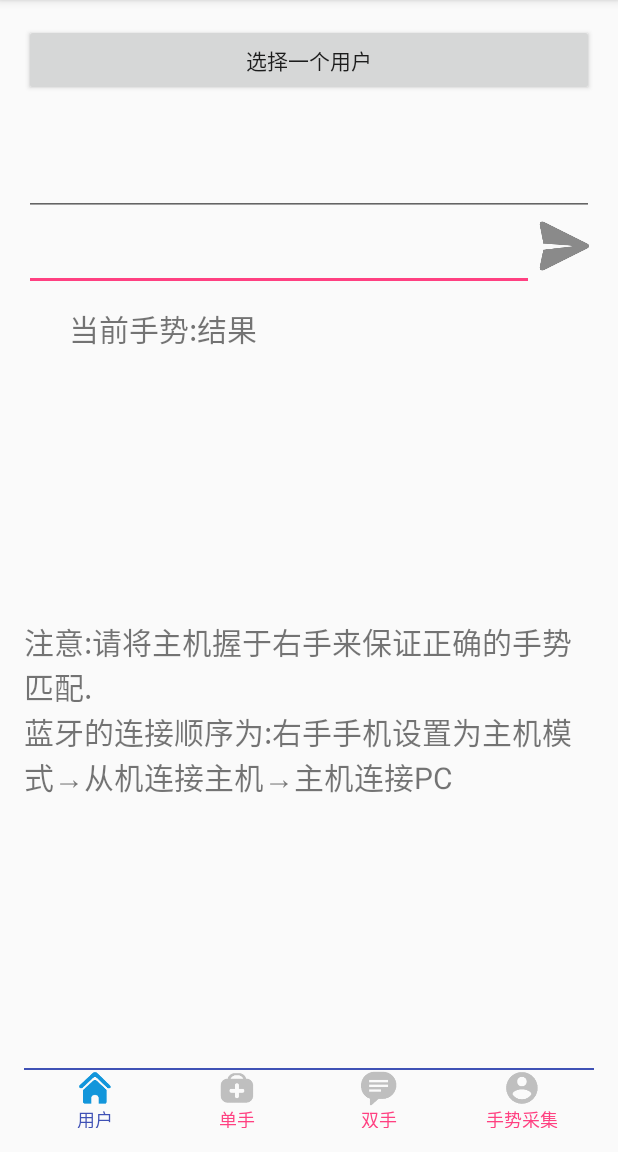
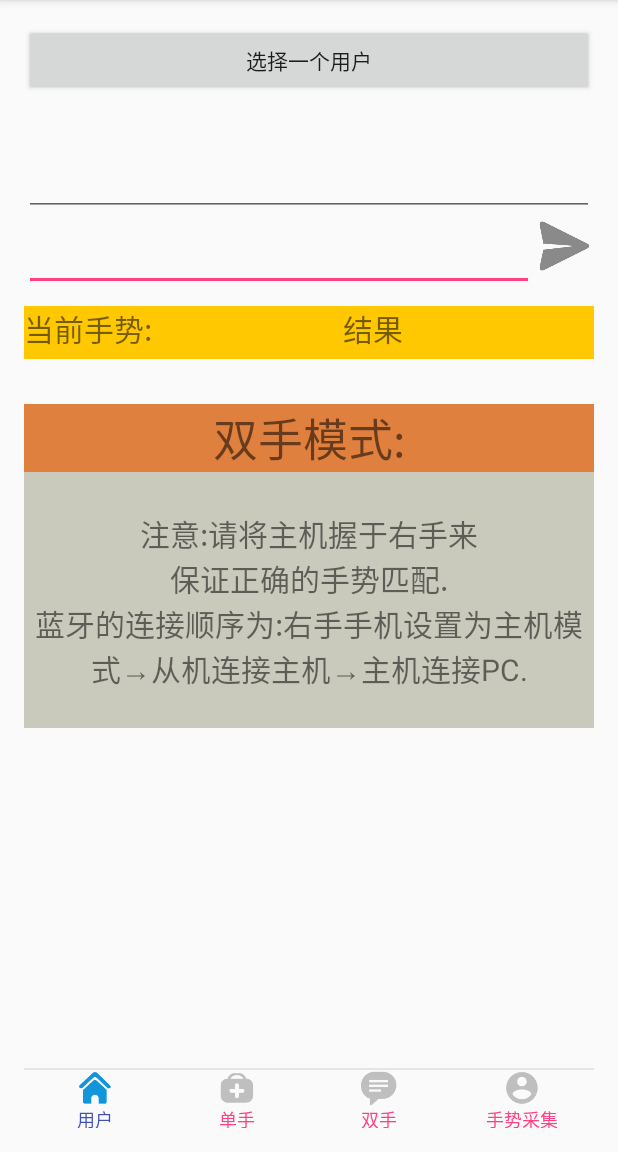
Before and after one commit to wuyukai879293/NdkDemo, an Android app: the fragment MsgFragment placed in its activity, on a phone screen of 412 x 824 dp, the part 84-1236 px from its top. Run offline under Robolectric (Android 15) with nearby library versions, the phone set to English and light mode, and no system bars.

Commit message:
update fragment UI

```diff
--- a/app/src/main/java/com/example/wuyukai/ndkdemo/GesCollDataActivity.java
+++ b/app/src/main/java/com/example/wuyukai/ndkdemo/GesCollDataActivity.java
@@ -29,7 +29,6 @@ public class GesCollDataActivity extends AppCompatActivity {
     private Button collectData3;
     private Button collectData4;
     private Button collectData5;
-    private Button saveAndBack;
     private Button select;
     private int selectItem = 0;
     private int userId;
--- a/app/src/main/res/layout/content_main.xml
+++ b/app/src/main/res/layout/content_main.xml
@@ -57,20 +57,21 @@
     <LinearLayout
         android:layout_marginTop="10dp"
         android:layout_width="match_parent"
-        android:layout_height="wrap_content"
+        android:layout_height="35dp"
         android:layout_below="@+id/send"
+        android:background="@color/text_yellow"
         android:id="@+id/out"
         android:orientation="horizontal">
         <TextView
-            android:layout_marginLeft="30dp"
             android:layout_width="wrap_content"
             android:layout_height="match_parent"
             android:id="@+id/outInfo"
             android:text="当前手势:"
             android:textSize="20sp"/>
         <TextView
+            android:gravity="center"
             android:layout_width="match_parent"
-            android:layout_height="match_parent"
+            android:layout_height="wrap_content"
             android:layout_weight="1"
             android:id="@+id/output"
             android:text="结果"
--- a/app/src/main/res/layout/layout_bottom.xml
+++ b/app/src/main/res/layout/layout_bottom.xml
@@ -5,7 +5,7 @@
     <View
         android:layout_width="match_parent"
         android:layout_height="1dp"
-        android:background="@color/gray_line"/>
+        android:background="@color/div_white"/>
     <LinearLayout
         android:orientation="horizontal"
         android:layout_width="match_parent"
--- a/app/src/main/res/layout/third_fragment.xml
+++ b/app/src/main/res/layout/third_fragment.xml
@@ -1,10 +1,24 @@
 <?xml version="1.0" encoding="utf-8"?>
 <RelativeLayout xmlns:android="http://schemas.android.com/apk/res/android"
     android:layout_width="match_parent" android:layout_height="match_parent">
-<TextView
-    android:layout_width="wrap_content"
-    android:layout_height="wrap_content"
-    android:layout_centerInParent="true"
-    android:text="注意:请将主机握于右手来保证正确的手势匹配.\n蓝牙的连接顺序为:右手手机设置为主机模式→从机连接主机→主机连接PC"
-    android:textSize="20sp"/>
+
+    <TextView
+        android:layout_width="match_parent"
+        android:layout_height="wrap_content"
+        android:id="@+id/tv_double"
+        android:text="双手模式:"
+        android:layout_marginTop="30dp"
+        android:gravity="center"
+        android:textSize="30sp"
+        android:background="@color/colorAftClick"/>
+
+    <TextView
+        android:layout_below="@+id/tv_double"
+        android:layout_width="match_parent"
+        android:layout_height="wrap_content"
+        android:layout_centerInParent="true"
+        android:gravity="center"
+        android:background="@color/colorGrey"
+        android:text="\n注意:请将主机握于右手来\n保证正确的手势匹配.\n蓝牙的连接顺序为:右手手机设置为主机模式→从机连接主机→主机连接PC.\n"
+        android:textSize="20sp"/>
 </RelativeLayout>
```
Also changed, not shown: app/src/main/res/layout/second_fragment.xml (+13 -1 lines).
